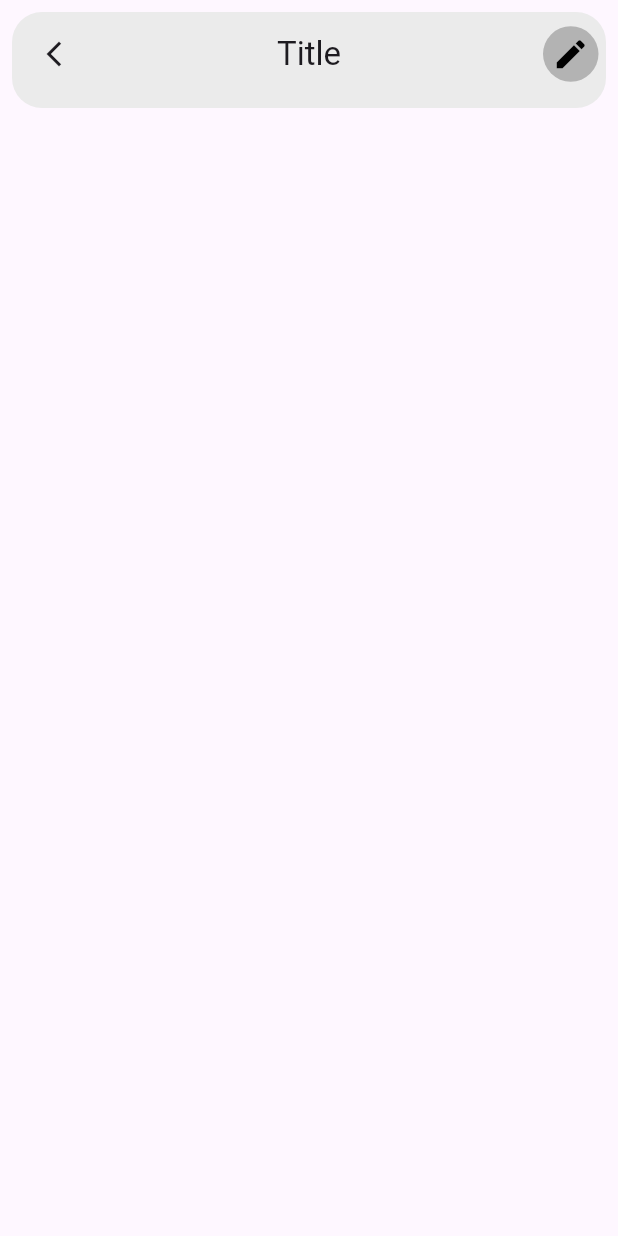
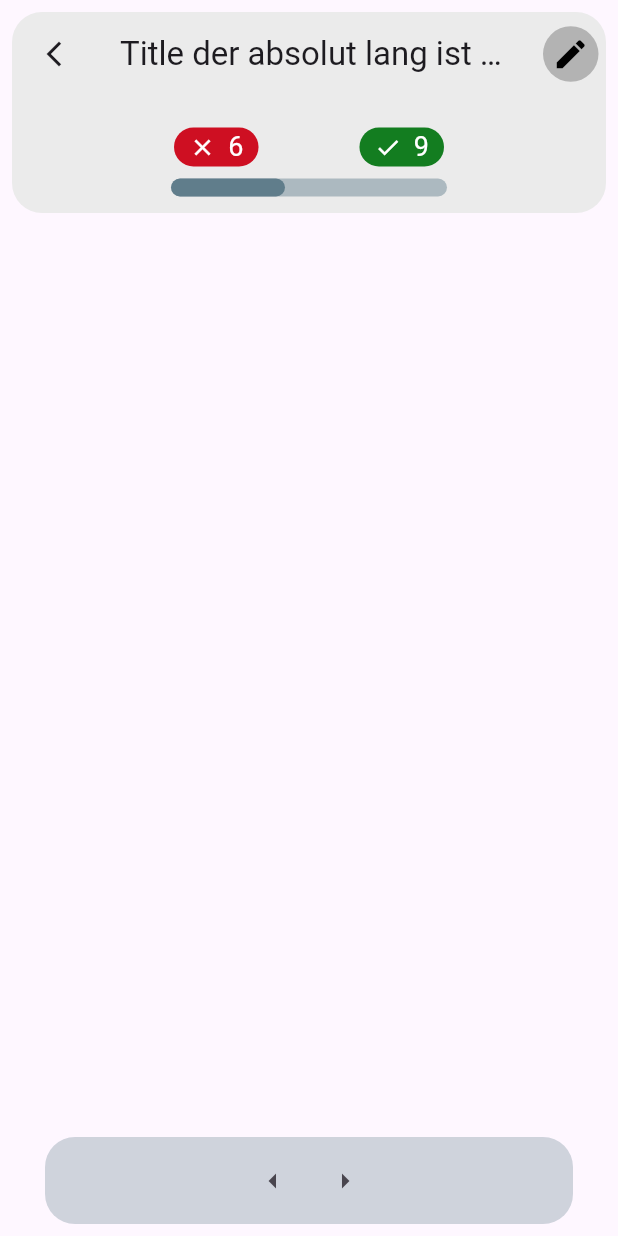
Before and after one commit to TimMet2340/Flashcards, a Flutter app: the ViewPage screen opened directly, on a phone screen of 412 x 824 dp. Run offline on Flutter 3.47's test engine with Material 3 defaults, Android fonts, the phone set to English and light mode, and no system bars; missing offline and left inert: dart:html.

Commit message:
nav bar -> progress bar ready, implementing bottom navigation bar

```diff
--- a/flashcards/lib/logic/flashcard_set_manager.dart
+++ b/flashcards/lib/logic/flashcard_set_manager.dart
@@ -1,4 +1,4 @@
-import 'package:flashcards/logic/flashcard_set.dart';
+import 'package:flashcards/models/flashcard_set.dart';
 import 'dart:convert'; // convert methods for json
 import 'dart:html';
 
--- a/flashcards/lib/ui/pages/view_page.dart
+++ b/flashcards/lib/ui/pages/view_page.dart
@@ -1,3 +1,4 @@
+import 'package:flashcards/ui/widgets/progress_bar.dart';
 import 'package:flutter/material.dart';
 
 class ViewPage extends StatelessWidget {
@@ -5,30 +6,52 @@ class ViewPage extends StatelessWidget {
 
   @override
   Widget build(BuildContext context) {
-    return Scaffold(appBar: appBar(context));
+    return Scaffold(
+      appBar: appBar(context, 120.0),
+      bottomNavigationBar: bottomNavBar(),
+    );
   }
 
-  PreferredSize appBar(BuildContext context) {
+  PreferredSize appBar(BuildContext context, double height) {
     return PreferredSize(
-      preferredSize: const Size.fromHeight(80.0),
+      preferredSize: const Size.fromHeight(150.0),
       child: Padding(
         padding: const EdgeInsets.all(8.0),
         child: AppBar(
-          title: Text('Title'),
+          title: Text(
+            'Title der absolut lang ist um auszutesten ob alles funktioniert',
+          ),
           centerTitle: true,
           backgroundColor: Color.fromARGB(255, 235, 235, 235),
           shape: RoundedRectangleBorder(
             borderRadius: BorderRadiusGeometry.all(Radius.circular(20)),
           ),
-          leading: IconButton(
+          leading: backButton(context),
+          actions: [editButton()],
+          bottom: PreferredSize(
+            preferredSize: const Size.fromWidth(1.0),
+            child: ProgressBar(total: 5, current: 2),
+          ),
+        ),
+      ),
+    );
+  }
+
+  IconButton backButton(BuildContext context) {
+    return IconButton(
       icon: const Icon(Icons.arrow_back_ios_new, size: 20),
       tooltip: 'Zurück zum Menü', // Dein Wunsch-Icon
       onPressed: () {
         Navigator.pop(context); // Manuelles Zurückgehen
       },
-          ),
-          actions: [
-            Container(
+    );
+  }
+
+  InkWell editButton() {
+    return InkWell(
+      customBorder: const CircleBorder(),
+      onTap: () => print("Edit mode"),
+      child: Container(
         decoration: BoxDecoration(
           shape: BoxShape.circle,
           color: Color.fromARGB(227, 172, 172, 172),
@@ -38,8 +61,30 @@ class ViewPage extends StatelessWidget {
         alignment: Alignment.center,
         child: const Icon(Icons.edit, size: 25.0, color: Colors.black),
       ),
+    );
+  }
+
+  Widget bottomNavBar() {
+    return Container(
+      margin: EdgeInsets.only(left: 30.0, right: 30.0, bottom: 8.0),
+      padding: EdgeInsets.all(5.0),
+      decoration: BoxDecoration(
+        borderRadius: BorderRadius.circular(20),
+        color: const Color.fromARGB(76, 96, 125, 139),
+      ),
+      child: Row(
+        mainAxisSize: MainAxisSize.min,
+        mainAxisAlignment: MainAxisAlignment.center,
+        children: [
+          IconButton(
+            onPressed: () => print('vorherige Karte'),
+            icon: Icon(Icons.arrow_left),
+          ),
+          IconButton(
+            onPressed: () => print('vorherige Karte'),
+            icon: Icon(Icons.arrow_right),
+          ),
         ],
-        ),
       ),
     );
   }
--- a/flashcards/lib/ui/widgets/progress_bar.dart
+++ b/flashcards/lib/ui/widgets/progress_bar.dart
@@ -9,6 +9,95 @@ class ProgressBar extends StatelessWidget {
 
   @override
   Widget build(BuildContext context) {
-    return const MaterialApp();
+    double progress = total > 0 ? (current / total).clamp(0.0, 1.0) : 0.0;
+
+    return Padding(
+      padding: const EdgeInsets.all(8.0),
+      child: LayoutBuilder(
+        builder: (BuildContext context, BoxConstraints constraints) {
+          // dynamic size regarding to the current viewport size
+          double width = constraints.maxWidth * 0.5;
+
+          if (constraints.maxWidth < 500) {
+            return Container(
+              width: width,
+              child: Column(
+                mainAxisSize: MainAxisSize.min,
+                children: [
+                  Row(
+                    children: [marker(false, 6), marker(true, 9)],
+                    mainAxisAlignment: MainAxisAlignment.spaceBetween,
+                  ),
+                  line(width, progress),
+                ],
+              ),
+            );
+          } else {
+            return Row(
+              spacing: 7.0,
+              mainAxisAlignment: MainAxisAlignment.center,
+              children: [
+                marker(false, 6),
+                line(width, progress),
+                marker(true, 9),
+              ],
+            );
+          }
+        },
+      ),
+    );
+  }
+
+  Padding line(double width, double progress) {
+    return Padding(
+      padding: const EdgeInsets.all(3.0),
+      child: Stack(
+        children: [
+          Container(
+            height: 12,
+            width: width,
+            decoration: BoxDecoration(
+              color: const Color.fromARGB(115, 96, 125, 139),
+              borderRadius: BorderRadius.circular(10),
+            ),
+          ),
+          AnimatedContainer(
+            duration: const Duration(milliseconds: 500),
+            width: width * progress,
+            height: 12,
+            decoration: BoxDecoration(
+              color: Colors.blueGrey,
+              borderRadius: BorderRadius.circular(10),
+            ),
+          ),
+        ],
+      ),
+    );
+  }
+
+  Container marker(bool remembered, int amount) {
+    return Container(
+      decoration: BoxDecoration(
+        borderRadius: BorderRadius.circular(15),
+        color: remembered ? Color(0xff137D20) : Color(0xffCE0F22),
+      ),
+      padding: EdgeInsets.only(left: 10.0, right: 10.0),
+      margin: EdgeInsets.all(5.0),
+      alignment: Alignment.center,
+      child: Row(
+        spacing: 8.0,
+        children: [
+          Icon(
+            remembered ? Icons.check : Icons.close,
+            size: 18.0,
+            color: Colors.white,
+          ),
+          Text(
+            amount.toString(),
+            style: TextStyle(fontSize: 18, color: Colors.white),
+          ),
+        ],
+      ),
+    );
   }
 }
```
Also changed, not shown: flashcards/lib/models/flashcard_set.dart (renamed from flashcards/lib/logic/flashcard_set.dart). Lines whose indentation alone changed are shown as unchanged.
